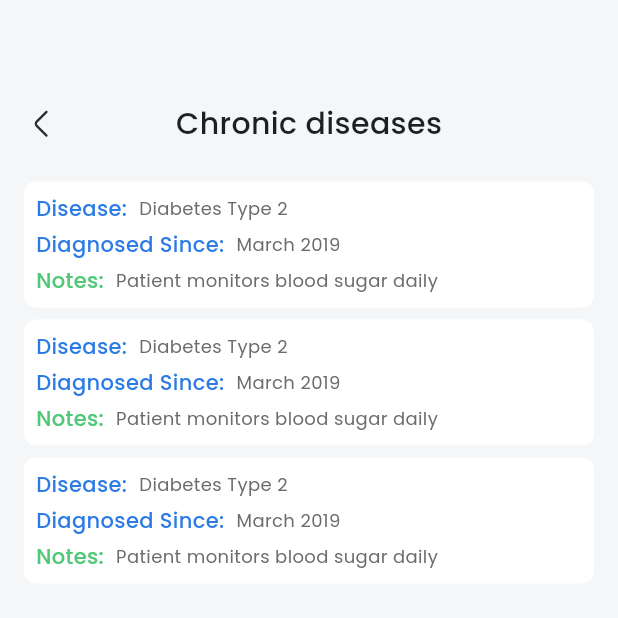
After one commit to youssefkamal2030/HealLink, a Flutter app: the ChronicDiseasesView screen opened by its route, on a phone screen of 412 x 824 dp, the top half of it. The commit adds this screen. Run offline on Flutter 3.47's test engine with Material 3 defaults, Android fonts, the phone set to English and light mode, and no system bars; our stand-ins replace dio, dots_indicator, firebase_core, fl_chart, flutter_svg, go_router and 1 more; accounts and stored records are empty.

Commit message:
finish Diseases

```diff
--- a/Flutter/heal_link/lib/core/utils/app_router.dart
+++ b/Flutter/heal_link/lib/core/utils/app_router.dart
@@ -10,8 +10,11 @@ import 'package:heal_link/features/doctor/doctor_home/data/models/add_prescripti
 import 'package:heal_link/features/doctor/doctor_home/presentation/views/add_prescriptions_confirm.dart';
 import 'package:heal_link/features/doctor/doctor_home/presentation/views/add_prescriptions_view.dart';
 import 'package:heal_link/features/doctor/doctor_home/presentation/views/all_patients_view.dart';
+import 'package:heal_link/features/doctor/doctor_home/presentation/views/allergies_view.dart';
+import 'package:heal_link/features/doctor/doctor_home/presentation/views/chronic_diseases_view.dart';
 import 'package:heal_link/features/doctor/doctor_home/presentation/views/current_medications_view.dart';
 import 'package:heal_link/features/doctor/doctor_home/presentation/views/doctor_home_view.dart';
+import 'package:heal_link/features/doctor/doctor_home/presentation/views/past_surgeries_view.dart';
 import 'package:heal_link/features/doctor/doctor_home/presentation/views/patient_view_details.dart';
 import 'package:heal_link/features/doctor/doctor_home/presentation/views/prescription_view.dart';
 import 'package:heal_link/features/doctor/doctor_home/presentation/views/total_patient_view.dart';
@@ -65,6 +68,10 @@ abstract class AppRouter {
   static const settingView = '/SettingView';
   static const accountInfoView = '/AccountInfoView';
   static const privacyView = '/PrivacyView';
+  static const pastSurgeriesView = '/PastSurgeriesView';
+  static const allergiesView = '/AllergiesView';
+  static const chronicDiseasesView = '/ChronicDiseasesView';
+
 
   //* Patient Views
   static const patientSignInView = '/DoctorSignUpView';
@@ -253,6 +260,24 @@ abstract class AppRouter {
           return AllPatientsView();
         },
       ),
+      GoRoute(
+        path: pastSurgeriesView,
+        builder: (BuildContext context, GoRouterState state) {
+          return PastSurgeriesView();
+        },
+      ),
+      GoRoute(
+        path: allergiesView,
+        builder: (BuildContext context, GoRouterState state) {
+          return AllergiesView();
+        },
+      ),
+      GoRoute(
+        path: chronicDiseasesView,
+        builder: (BuildContext context, GoRouterState state) {
+          return ChronicDiseasesView();
+        },
+      ),
     ],
   );
 }
--- /dev/null
+++ b/Flutter/heal_link/lib/features/doctor/doctor_home/data/models/title_and_subtitle_model.dart
@@ -0,0 +1,20 @@
+class TitleAndSubtitleModel {
+  final String title;
+  final String subtitle;
+
+  TitleAndSubtitleModel({required this.title, required this.subtitle});
+
+  factory TitleAndSubtitleModel.fromJson(Map<String, dynamic> json) {
+    return TitleAndSubtitleModel(
+      title: json['title'] ?? '',
+      subtitle: json['subtitle'] ?? '',
+    );
+  }
+
+  Map<String, dynamic> toJson() {
+    return {'title': title, 'subtitle': subtitle};
+  }
+
+  @override
+  String toString() => 'Title: $title, Subtitle: $subtitle';
+}
--- a/Flutter/heal_link/lib/features/doctor/doctor_home/presentation/views/all_patients_view.dart
+++ b/Flutter/heal_link/lib/features/doctor/doctor_home/presentation/views/all_patients_view.dart
@@ -21,7 +21,7 @@ class AllPatientsView extends StatelessWidget {
         ),
         child: Column(
           children: [
-            CustomAppBarPopWidget(text: S.of(context).current_medications),
+            CustomAppBarPopWidget(text: S.of(context).total_patient),
             SizedBox(height: 23),
             Expanded(
               child: ListView.builder(
--- /dev/null
+++ b/Flutter/heal_link/lib/features/doctor/doctor_home/presentation/views/chronic_diseases_view.dart
@@ -0,0 +1,56 @@
+import 'package:flutter/material.dart';
+import 'package:heal_link/features/doctor/doctor_home/presentation/views/widgets/chronic_diseases_item.dart';
+import '../../../../../core/widgets/custom_app_bar_pop_widget.dart';
+import '../../../../../generated/l10n.dart';
+import '../../data/models/title_and_subtitle_model.dart';
+
+class ChronicDiseasesView extends StatelessWidget {
+  const ChronicDiseasesView({super.key});
+
+  @override
+  Widget build(BuildContext context) {
+    return Scaffold(
+      body: Padding(
+        padding: const EdgeInsets.only(
+          top: 4.0,
+          bottom: 16,
+          left: 16,
+          right: 16,
+        ),
+        child: Column(
+          children: [
+            CustomAppBarPopWidget(text: S.of(context).chronic_diseases),
+            SizedBox(height: 24),
+            Expanded(
+              child: ListView.builder(
+                padding: EdgeInsets.zero,
+                itemBuilder:
+                    (context, index) => Padding(
+                      padding: const EdgeInsets.only(bottom: 8.0),
+                      child: ChronicDiseasesItemWidget(
+                        isNote: true,
+                        titleAndSubtitleList: [
+                          TitleAndSubtitleModel(
+                            title: 'Disease:',
+                            subtitle: 'Diabetes Type 2',
+                          ),
+                          TitleAndSubtitleModel(
+                            title: 'Diagnosed Since:',
+                            subtitle: 'March 2019',
+                          ),
+                          TitleAndSubtitleModel(
+                            title: 'Notes:',
+                            subtitle: 'Patient monitors blood sugar daily',
+                          ),
+                        ],
+                      ),
+                    ),
+                itemCount: 3,
+              ),
+            ),
+          ],
+        ),
+      ),
+    );
+  }
+}
--- /dev/null
+++ b/Flutter/heal_link/lib/features/doctor/doctor_home/presentation/views/widgets/chronic_diseases_item.dart
@@ -0,0 +1,42 @@
+import 'package:flutter/material.dart';
+
+import '../../../../../../core/utils/function/app_colors.dart';
+import '../../../data/models/title_and_subtitle_model.dart';
+import 'chronic_diseases_item_row.dart';
+
+class ChronicDiseasesItemWidget extends StatelessWidget {
+  const ChronicDiseasesItemWidget({
+    super.key,
+    required this.isNote,
+    required this.titleAndSubtitleList,
+  });
+
+  final bool isNote;
+  final List<TitleAndSubtitleModel> titleAndSubtitleList;
+
+  @override
+  Widget build(BuildContext context) {
+    return Container(
+      width: double.infinity,
+      padding: const EdgeInsets.all(8),
+      decoration: ShapeDecoration(
+        color: Colors.white,
+        shape: RoundedRectangleBorder(borderRadius: BorderRadius.circular(8)),
+      ),
+      child: Column(
+        spacing: 4,
+        children: [
+          for (int i = 0; i < titleAndSubtitleList.length; i++)
+            ChronicDiseasesItemRow(
+              title: titleAndSubtitleList[i].title,
+              subTitle: titleAndSubtitleList[i].subtitle,
+              titleColor:
+                  isNote && i == titleAndSubtitleList.length - 1
+                      ? AppColors.kGreenColor
+                      : AppColors.kPrimaryColor,
+            ),
+        ],
+      ),
+    );
+  }
+}
--- /dev/null
+++ b/Flutter/heal_link/lib/features/doctor/doctor_home/presentation/views/widgets/chronic_diseases_item_row.dart
@@ -0,0 +1,46 @@
+import 'package:flutter/material.dart';
+
+import '../../../../../../core/utils/app_styles.dart';
+import '../../../../../../core/utils/function/app_colors.dart';
+
+class ChronicDiseasesItemRow extends StatelessWidget {
+  const ChronicDiseasesItemRow({
+    super.key,
+    required this.title,
+    required this.subTitle,
+    this.titleColor,
+    this.subTitleColor,
+  });
+
+  final String title;
+  final String subTitle;
+  final Color? titleColor;
+  final Color? subTitleColor;
+
+  @override
+  Widget build(BuildContext context) {
+    return Row(
+      spacing: 8,
+      children: [
+        Text(
+          title,
+          textAlign: TextAlign.center,
+          style: AppTextStyles.popins500style14LightBlackColor.copyWith(
+            color: titleColor ?? AppColors.kPrimaryColor,
+          ),
+        ),
+        Expanded(
+          child: Text(
+            subTitle,
+            textAlign: TextAlign.start,
+            style: AppTextStyles.popins400style12LightBlackColor.copyWith(
+              color: subTitleColor ?? AppColors.kDarkGreyColor,
+            ),
+            maxLines: 1,
+            overflow: TextOverflow.ellipsis,
+          ),
+        ),
+      ],
+    );
+  }
+}
```
Also changed, not shown: Flutter/heal_link/lib/features/doctor/doctor_home/presentation/views/allergies_view.dart (added, +61 -0 lines), Flutter/heal_link/lib/features/doctor/doctor_home/presentation/views/past_surgeries_view.dart (added, +61 -0 lines), Flutter/heal_link/lib/features/doctor/doctor_home/presentation/views/widgets/patient_history_uploaded_report.dart (+14 -7 lines), Flutter/heal_link/lib/features/doctor/doctor_profile/presentation/views/doctor_profile_view_body.dart (line endings or trailing spaces).
